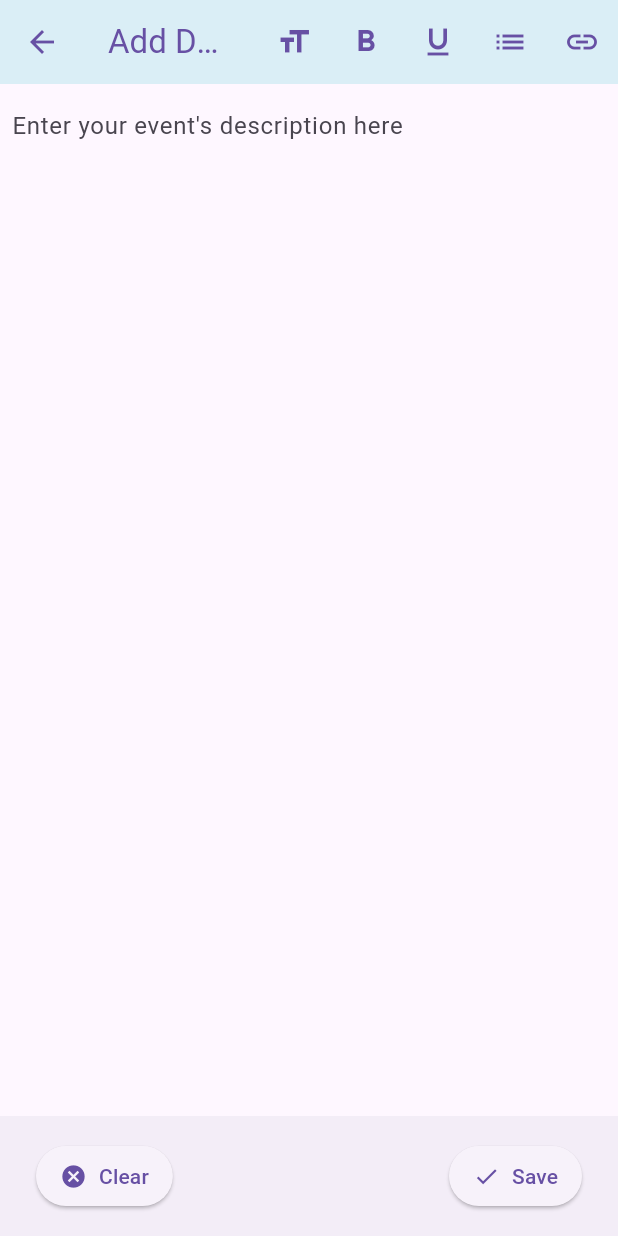
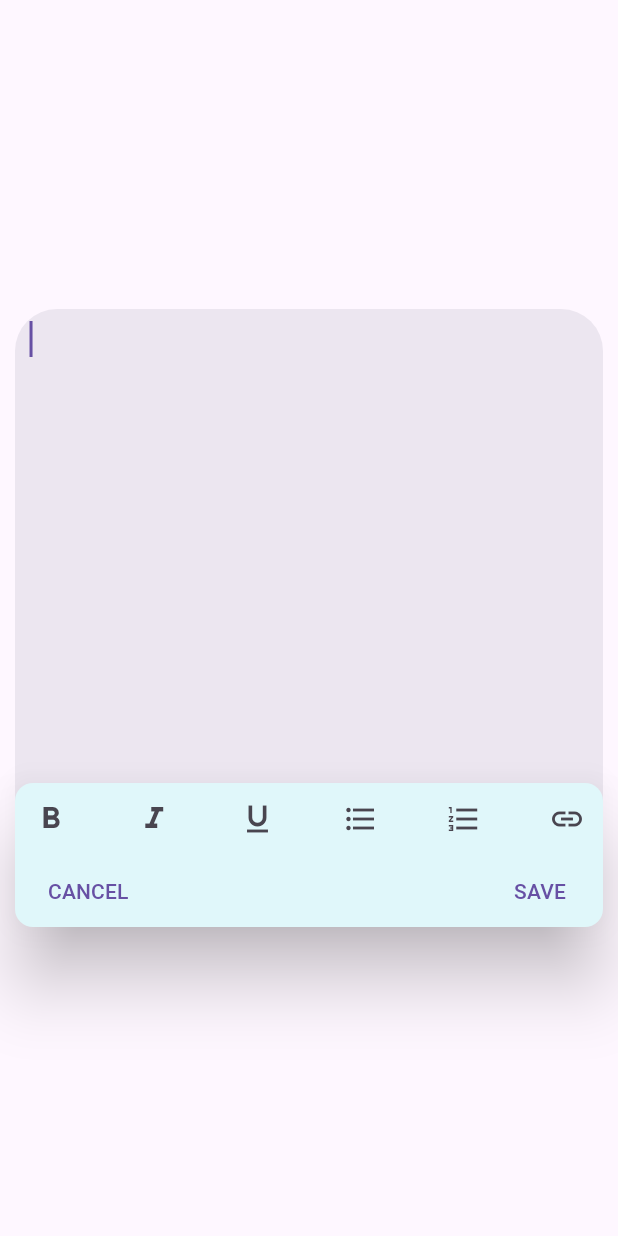
Before and after one commit to prenext/organiser, a Flutter app: the DescriptionEditorPage widget shown alone on an empty page, opened directly, on a phone screen of 412 x 824 dp. Run offline on Flutter 3.47's test engine with Material 3 defaults, Android fonts, the phone set to English and light mode, and no system bars; our stand-ins replace cloud_firestore, firebase_auth, firebase_core, font_awesome_flutter, image_picker, shared_preferences; accounts and stored records are empty; generated files the repository leaves out were written again; network calls fail.

Commit message:
update add description dialog

```diff
--- a/lib/pages/add_items/add_description.dart
+++ b/lib/pages/add_items/add_description.dart
@@ -1,4 +1,3 @@
-import 'package:Organiser/widgets/form_items/buttons.dart';
 import 'package:flutter/material.dart';
 
 class DescriptionEditorPage extends StatefulWidget {
@@ -11,63 +10,105 @@ class _DescriptionEditorPageState extends State<DescriptionEditorPage> {
 
   @override
   Widget build(BuildContext context) {
-    return Scaffold(
-      appBar: AppBar(
-        title: Text('Add Description'),
-        actions: [
+    // Get the screen size
+    Size screenSize = MediaQuery.of(context).size;
+
+    // Set preferred width and height (adjust these based on user preferences)
+    double preferredHeight = screenSize.height * 0.5;
+
+    return Dialog(
+      elevation: 0,
+      insetPadding: EdgeInsets.symmetric(horizontal: 10.0),
+      child: SizedBox(
+        height: preferredHeight,
+        width: double.infinity,
+        child: Column(
+          mainAxisSize: MainAxisSize.min,
+          children: [
+            Expanded(
+              child: SingleChildScrollView(
+                padding: EdgeInsets.symmetric(horizontal: 10),
+                child: TextField(
+                  decoration: InputDecoration(
+                    border: InputBorder.none
+                  ),
+                  maxLines: 100,
+                  autofocus: true,
+                ),
+              ),
+            ),
+            Card(
+              margin: EdgeInsets.zero,
+              elevation: 20,
+              shadowColor: Colors.black,
+              color: Theme.of(context).secondaryHeaderColor,
+              child: Column(
+                mainAxisAlignment: MainAxisAlignment.spaceEvenly,
+                children: [
+                  Row(
+                      mainAxisAlignment: MainAxisAlignment.spaceBetween,
+                      children: [
                         IconButton(
-            icon: Icon(Icons.format_size),
-            onPressed: () {},
+                          icon: Icon(Icons.format_bold),
+                          onPressed: () {
+                            // Handle bold button press
+                          },
                         ),
                         IconButton(
-            icon: Icon(Icons.format_bold),
-            onPressed: () {},
+                          icon: Icon(Icons.format_italic),
+                          onPressed: () {
+                            // Handle italic button press
+                          },
                         ),
                         IconButton(
-            icon: Icon(Icons.format_underline),
-            onPressed: () {},
+                          icon: Icon(Icons.format_underlined),
+                          onPressed: () {
+                            // Handle underline button press
+                          },
                         ),
                         IconButton(
-            icon: Icon(Icons.list),
-            onPressed: () {},
+                          icon: Icon(Icons.format_list_bulleted),
+                          onPressed: () {
+                            // Handle bullet list button press
+                          },
+                        ),
+                        IconButton(
+                          icon: Icon(Icons.format_list_numbered),
+                          onPressed: () {
+                            // Handle numbered list button press
+                          },
                         ),
                         IconButton(
                           icon: Icon(Icons.link),
-            onPressed: () {},
+                          onPressed: () {
+                            // Handle link button press
+                          },
+                        ),
+                      ]),
+                  Padding(
+                    padding: const EdgeInsets.symmetric(horizontal: 10.0),
+                    child: Row(
+                      mainAxisAlignment: MainAxisAlignment.spaceBetween,
+                      children: [
+                        TextButton(
+                          onPressed: () {
+                            Navigator.pop(context);
+                          },
+                          child: Text('CANCEL'),
+                        ),
+                        TextButton(
+                          onPressed: () {
+                            Navigator.pop(context);
+                          },
+                          child: Text('SAVE'),
                         ),
                       ],
                     ),
-      body: Padding(
-        padding: const EdgeInsets.all(8.0),
-        child: TextField(
-          controller: _controller,
-          expands: true,
-          maxLines: null,
-          style: TextStyle(fontSize: 16.0),
-          decoration: InputDecoration(
-            border: InputBorder.none,
-            hintText: "Enter your event's description here",
-          ),
-        ),
-      ),
-      bottomNavigationBar: BottomAppBar(
-        child: Padding(
-          padding: const EdgeInsets.all(8.0),
-          child: Row(
-            mainAxisAlignment: MainAxisAlignment.spaceBetween,
-            children: [
-              StyledButtons.primaryElevatedButton(
-                onPressed: () {},
-                text: 'Clear',
-                icon: Icons.cancel,
-              ),
-              StyledButtons.primaryElevatedButton(
-                onPressed: () {},
-                text: 'Save',
-                icon: Icons.check,
                   ),
                 ],
               ),
+            )
+          ],
         ),
       ),
     );
--- a/lib/widgets/form_items/textfields.dart
+++ b/lib/widgets/form_items/textfields.dart
@@ -11,6 +11,7 @@ class StyledTextField extends StatelessWidget {
   final IconData? trailingIcon;
   final void Function()? onLeadingIconTap;
   final void Function()? onTrailingIconTap;
+  final TextInputType? inputType;
 
   StyledTextField({
     required this.controller,
@@ -23,6 +24,7 @@ class StyledTextField extends StatelessWidget {
     this.trailingIcon,
     this.onLeadingIconTap,
     this.onTrailingIconTap,
+    this.inputType,
   });
 
   @override
@@ -55,6 +57,7 @@ class StyledTextField extends StatelessWidget {
           border: InputBorder.none,
           suffixIcon: Icon(trailingIcon)
         ),
+        keyboardType: inputType,
 
 
       ),
```
Also changed, not shown: lib/pages/add_items/add_event.dart (+23 -28 lines). Lines whose indentation alone changed are shown as unchanged.
